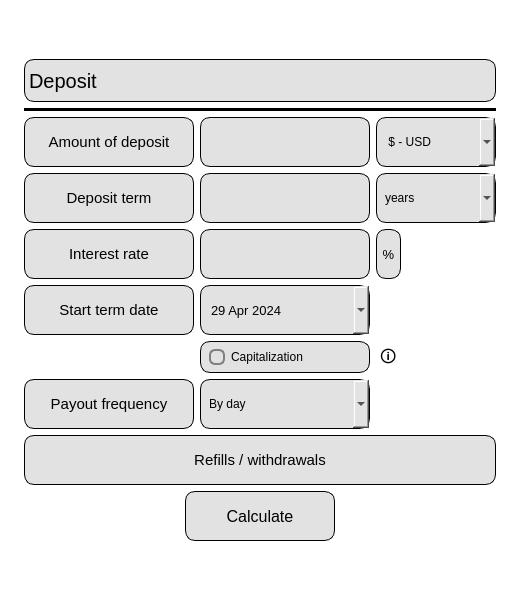
kossadda/C7_s21_SmartCalc, file src/s21_frontend/s21_deposit.ui: the form before one commit.
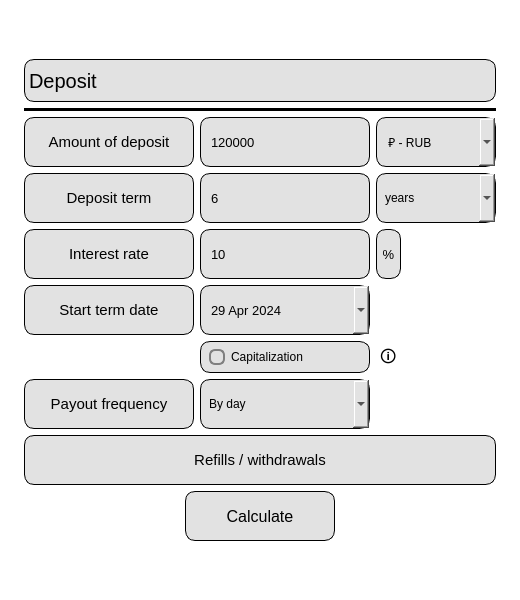
The form after the commit. Icons and pictures are not drawn.

The edit to the form file:
```diff
--- a/src/s21_frontend/s21_deposit.ui
+++ b/src/s21_frontend/s21_deposit.ui
@@ -177,11 +177,6 @@
 	margin-right: 5px;
 }</string>
         </property>
-        <item>
-         <property name="text">
-          <string> $ - USD</string>
-         </property>
-        </item>
         <item>
          <property name="text">
           <string> ₽ - RUB</string>
@@ -356,7 +351,7 @@
 }</string>
         </property>
         <property name="text">
-         <string/>
+         <string>120000</string>
         </property>
         <property name="placeholderText">
          <string/>
@@ -398,7 +393,7 @@
 }</string>
         </property>
         <property name="text">
-         <string/>
+         <string>10</string>
         </property>
         <property name="placeholderText">
          <string/>
@@ -632,7 +627,7 @@
 }</string>
         </property>
         <property name="text">
-         <string/>
+         <string>6</string>
         </property>
         <property name="placeholderText">
          <string/>
```
Left out of the diff: 7 changed lines with no effect on the pictures.
